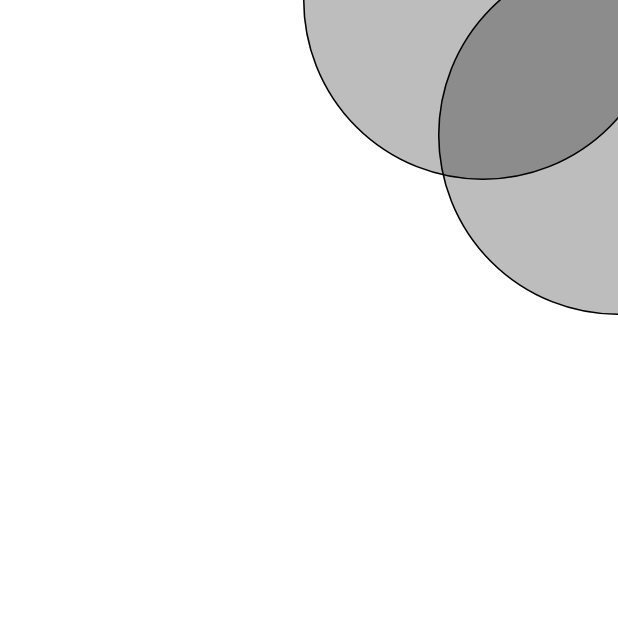
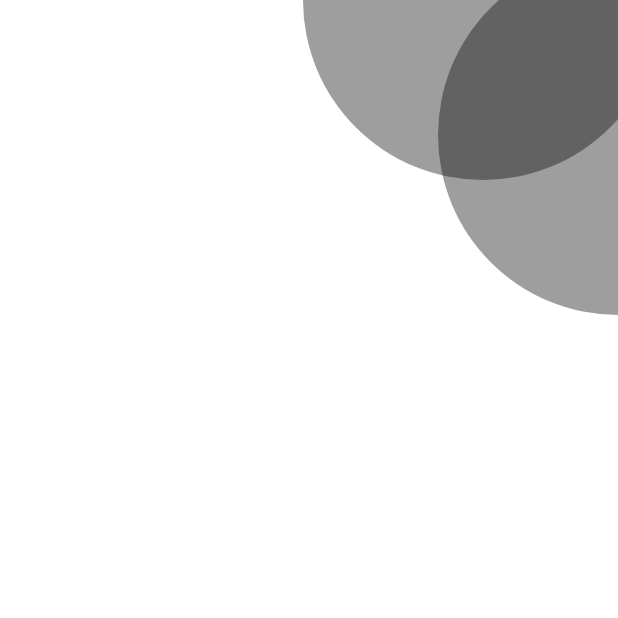
Before and after one commit to rajesh2701/fluttertraining, a Flutter app: the Background screen opened directly, on a phone screen of 412 x 824 dp, the top half of it. Run offline on Flutter 3.47's test engine with Material 2 defaults, Android fonts, the phone set to English and light mode, and no system bars; our stand-ins replace flutter_screenutil, get.

Commit message:
Circle Shape Work

```diff
--- a/lib/circle_corner_graphic/ccg_background.dart
+++ b/lib/circle_corner_graphic/ccg_background.dart
@@ -1,5 +1,4 @@
 import 'package:flutter/material.dart';
-import 'package:flutter_screenutil/flutter_screenutil.dart';
 
 class Background extends StatelessWidget {
   const Background({super.key});
@@ -9,17 +8,77 @@ class Background extends StatelessWidget {
     return Scaffold(
       resizeToAvoidBottomInset: false,
       backgroundColor: Colors.white,
-      body: Column(
-        children: <Widget>[
-          Stack(
-            children: const <Widget>[
-              //WavyFooter(),
-              CirclePink(),
-              CirclePink2()
-              //CircleYellow(),
-            ],
-          )
+      body: Stack(
+        children: const <Widget>[
+          //WavyFooter(),
+          //const CirclePink(),
+          //const CirclePink2(),
+          //CircleShape(widthOffset: 140.w, heightOffset: -280.h, circleRadius: 250.r),
+          Circle(widthOffset: 30, heightOffset: -120, circleRadius: 120),
+          Circle(widthOffset: 120, heightOffset: -30, circleRadius: 120)
+          //CircleYellow(),
         ],
+      ),
+    );
+  }
+}
+
+class CircleShape extends StatelessWidget {
+  const CircleShape(
+      {super.key,
+      this.alignMent = Alignment.topRight,
+      required this.widthOffset,
+      required this.heightOffset,
+      required this.circleRadius,
+      this.circleColor = Colors.black38});
+
+  final AlignmentGeometry alignMent;
+  final double widthOffset;
+  final double heightOffset;
+  final double circleRadius;
+  final Color circleColor;
+
+  @override
+  Widget build(BuildContext context) {
+    return Align(
+      alignment: alignMent,
+      child: Transform.translate(
+        offset: Offset(widthOffset, heightOffset),
+        child: CircleAvatar(
+          backgroundColor: circleColor,
+          radius: circleRadius,
+        ),
+      ),
+    );
+  }
+}
+
+class Circle extends StatelessWidget {
+  const Circle(
+      {super.key,
+      this.alignMent = Alignment.topRight,
+      required this.widthOffset,
+      required this.heightOffset,
+      required this.circleRadius,
+      this.circleColor = Colors.black38});
+
+  final AlignmentGeometry alignMent;
+  final double widthOffset;
+  final double heightOffset;
+  final double circleRadius;
+  final Color circleColor;
+
+  @override
+  Widget build(BuildContext context) {
+    return Align(
+      alignment: alignMent,
+      child: Transform.translate(
+        offset: Offset(widthOffset, heightOffset),
+        child: Material(
+          color: circleColor,
+          shape: const CircleBorder(),
+          child: Padding(padding: EdgeInsets.all(circleRadius)),
+        ),
       ),
     );
   }
--- a/lib/circle_corner_graphic/ccg_home.dart
+++ b/lib/circle_corner_graphic/ccg_home.dart
@@ -1,6 +1,5 @@
 import 'package:flutter/material.dart';
 import 'package:training/circle_corner_graphic/ccg_background.dart';
-import 'package:training/circle_corner_graphic/ccg_login_ui.dart';
 
 class CCGHome extends StatelessWidget {
   const CCGHome({super.key});
```
